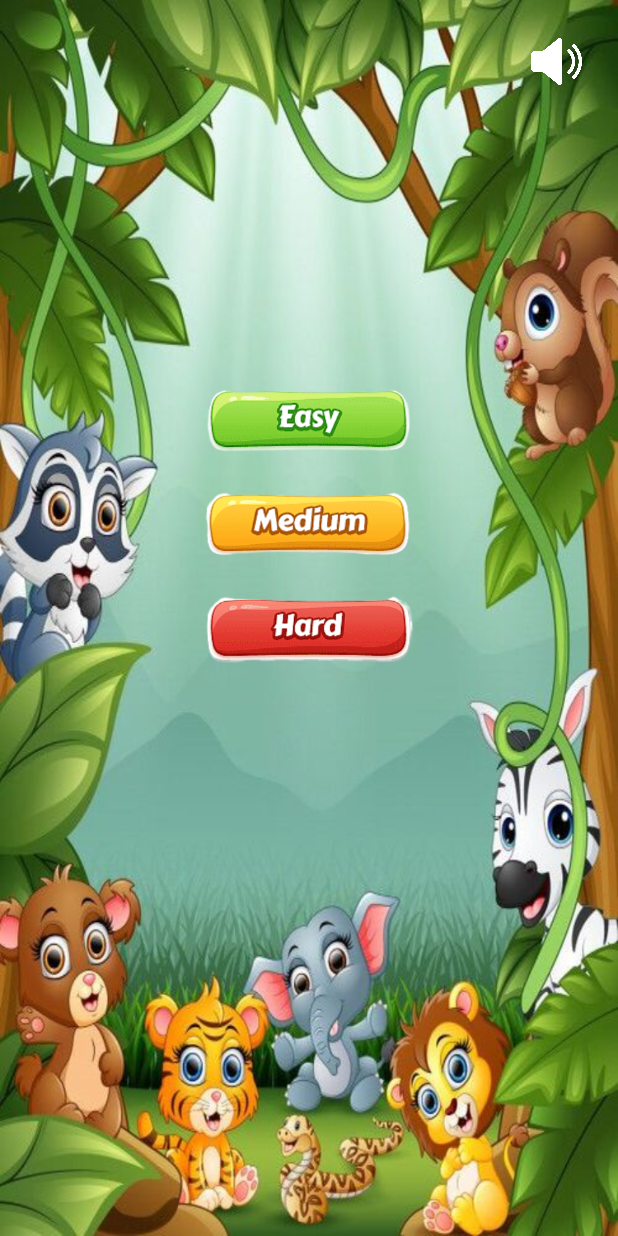
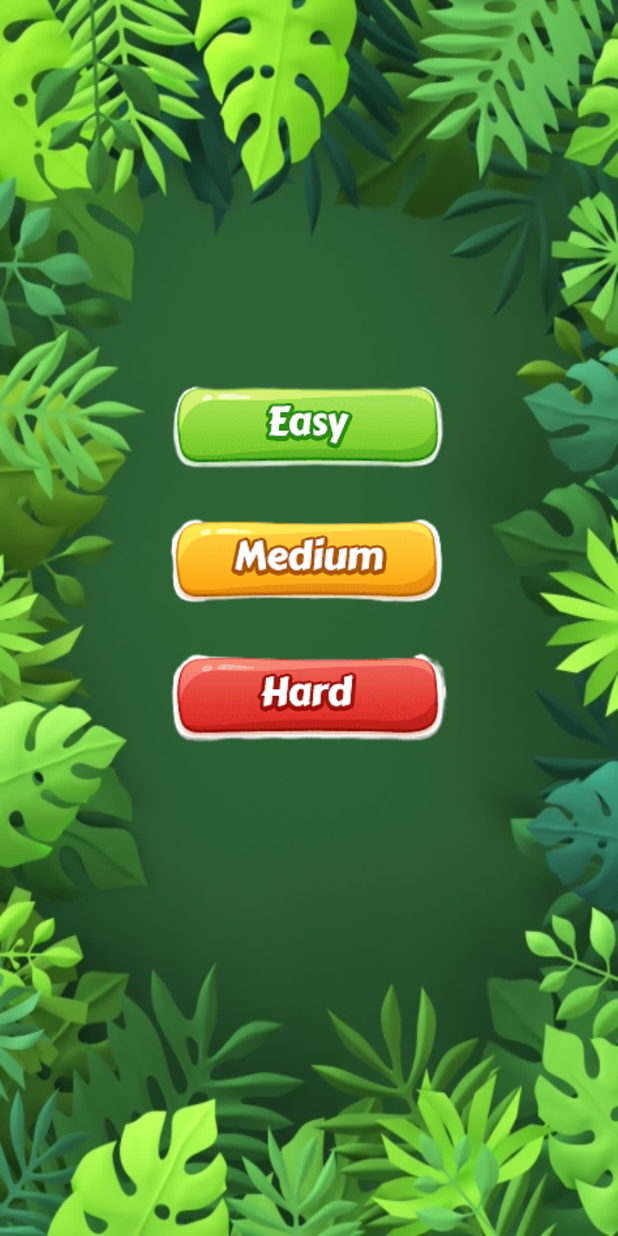
Before and after one commit to Nabijonov-Otabek-19/Memory-game, an Android app: the screen it shows after launch (MainActivity), on a phone screen of 412 x 824 dp. Run offline under Robolectric (Android 15) with nearby library versions, the phone set to English and light mode, and no system bars; libraries missing offline, so code that uses them is left out: by.kirich1409.viewbindingdelegate; 4 statements that could not run were skipped.

Commit message:
project updated

```diff
--- a/app/build.gradle
+++ b/app/build.gradle
@@ -42,7 +42,7 @@ dependencies {
 
     implementation 'androidx.core:core-ktx:1.8.0'
     implementation 'androidx.appcompat:appcompat:1.6.1'
-    implementation 'com.google.android.material:material:1.8.0'
+    implementation 'com.google.android.material:material:1.9.0'
     implementation 'androidx.constraintlayout:constraintlayout:2.1.4'
     testImplementation 'junit:junit:4.13.2'
     androidTestImplementation 'androidx.test.ext:junit:1.1.5'
@@ -54,7 +54,7 @@ dependencies {
     implementation 'androidx.navigation:navigation-ui-ktx:2.5.3'
 
     // viewBinding
-    implementation 'com.github.kirich1409:viewbindingpropertydelegate-noreflection:1.5.6'
+    implementation 'com.github.kirich1409:viewbindingpropertydelegate-noreflection:1.5.9'
 
     // ViewModelProviders
     implementation "androidx.lifecycle:lifecycle-runtime-ktx:2.6.1"
--- a/app/src/main/java/uz/gita/memorygameapp_bek/MainActivity.kt
+++ b/app/src/main/java/uz/gita/memorygameapp_bek/MainActivity.kt
@@ -1,7 +1,7 @@
 package uz.gita.memorygameapp_bek
 
+import android.os.Bundle
 import androidx.appcompat.app.AppCompatActivity
-import android.os.Bundle
 import uz.gita.memorygameapp_bek.databinding.ActivityMainBinding
 
 class MainActivity : AppCompatActivity() {
@@ -13,6 +13,5 @@ class MainActivity : AppCompatActivity() {
         binding = ActivityMainBinding.inflate(layoutInflater)
         setContentView(binding.root)
 
-
     }
 }
--- a/app/src/main/java/uz/gita/memorygameapp_bek/app/App.kt
+++ b/app/src/main/java/uz/gita/memorygameapp_bek/app/App.kt
@@ -1,14 +1,9 @@
 package uz.gita.memorygameapp_bek.app
 
 import android.app.Application
-import uz.gita.memorygameapp_bek.data.local.SharedPref
-import uz.gita.memorygameapp_bek.utils.SoundController
 
 class App: Application() {
     override fun onCreate() {
         super.onCreate()
-
-        SoundController.init(this)
-        SharedPref.init(this)
     }
 }
--- a/app/src/main/java/uz/gita/memorygameapp_bek/data/local/SharedPref.kt
+++ /dev/null
@@ -1,35 +0,0 @@
-package uz.gita.memorygameapp_bek.data.local
-
-import android.annotation.SuppressLint
-import android.content.Context
-import android.content.SharedPreferences
-import android.content.SharedPreferences.Editor
-
-class SharedPref private constructor() {
-
-    companion object {
-        @SuppressLint("StaticFieldLeak")
-        private lateinit var sharedPref: SharedPref
-
-        private lateinit var pref: SharedPreferences
-        private lateinit var editor: Editor
-
-        private const val SHARED_PREF = "shared_pref"
-        private const val MUSIC = "music"
-
-        fun init(context: Context){
-            if (!(::sharedPref.isInitialized)) {
-                sharedPref = SharedPref()
-            }
-
-            pref = context.getSharedPreferences(SHARED_PREF, Context.MODE_PRIVATE)
-            editor = pref.edit()
-        }
-
-        fun getInstance() = sharedPref
-    }
-
-    var isMusic: Boolean
-        set(value) = editor.putBoolean(MUSIC, value).apply()
-        get() = pref.getBoolean(MUSIC, true)
-}
--- a/app/src/main/java/uz/gita/memorygameapp_bek/ui/screens/LevelScreen.kt
+++ b/app/src/main/java/uz/gita/memorygameapp_bek/ui/screens/LevelScreen.kt
@@ -7,36 +7,12 @@ import androidx.navigation.fragment.findNavController
 import by.kirich1409.viewbindingdelegate.viewBinding
 import uz.gita.memorygameapp_bek.R
 import uz.gita.memorygameapp_bek.data.common.LevelEnum
-import uz.gita.memorygameapp_bek.data.local.SharedPref
 import uz.gita.memorygameapp_bek.databinding.ScreenLevelBinding
-import uz.gita.memorygameapp_bek.utils.SoundController
 
 class LevelScreen : Fragment(R.layout.screen_level) {
     private val binding: ScreenLevelBinding by viewBinding(ScreenLevelBinding::bind)
-    private val sharedPref by lazy { SharedPref.getInstance() }
-    private val soundController by lazy { SoundController.getInstance() }
 
     override fun onViewCreated(view: View, savedInstanceState: Bundle?) {
-
-        if (sharedPref.isMusic) {
-            soundController.playMusic()
-            binding.btnMusic.setImageResource(R.drawable.volume)
-        } else {
-            binding.btnMusic.setImageResource(R.drawable.mute)
-        }
-
-        binding.btnMusic.setOnClickListener {
-            if (sharedPref.isMusic) {
-                sharedPref.isMusic = false
-                binding.btnMusic.setImageResource(R.drawable.mute)
-                soundController.stopMusic()
-
-            } else {
-                sharedPref.isMusic = true
-                binding.btnMusic.setImageResource(R.drawable.volume)
-                soundController.playMusic()
-            }
-        }
 
         binding.apply {
             easy.setOnClickListener {
@@ -56,4 +32,5 @@ class LevelScreen : Fragment(R.layout.screen_level) {
     private fun openGameScreen(level: LevelEnum) {
         findNavController().navigate(LevelScreenDirections.actionLevelScreenToGameScreen(level))
     }
+
 }
--- a/app/src/main/java/uz/gita/memorygameapp_bek/utils/FlipCardAnimation.kt
+++ b/app/src/main/java/uz/gita/memorygameapp_bek/utils/FlipCardAnimation.kt
@@ -44,7 +44,7 @@ fun ImageView.flipCard(
     }
 
     frontAnim.doOnEnd {
-        val resourceId = if (!onReverse) newImageResource else R.drawable.image_back
+        val resourceId = if (!onReverse) newImageResource else R.drawable.back
         this.setImageResource(resourceId)
     }
 
@@ -106,13 +106,13 @@ fun closeCardsTogether(card1: ImageView, card2: ImageView, flipDuration: Long =
     }
 
     frontAnimator1.doOnEnd {
-        val resourceId = R.drawable.image_back
+        val resourceId = R.drawable.back
         card1.setImageResource(resourceId)
         card2.setImageResource(resourceId)
     }
 
     frontAnimator2.doOnEnd {
-        val resourceId = R.drawable.image_back
+        val resourceId = R.drawable.back
         card1.setImageResource(resourceId)
         card2.setImageResource(resourceId)
     }
--- a/app/src/main/java/uz/gita/memorygameapp_bek/utils/SoundController.kt
+++ /dev/null
@@ -1,35 +0,0 @@
-package uz.gita.memorygameapp_bek.utils
-
-import android.content.Context
-import android.media.MediaPlayer
-import uz.gita.memorygameapp_bek.R
-
-class SoundController private constructor() {
-
-    companion object {
-        private var musicPlayer: MediaPlayer? = null
-        private lateinit var soundController: SoundController
-
-        fun init(context: Context) {
-            if (musicPlayer == null) {
-                musicPlayer = MediaPlayer.create(context, R.raw.music)
-            }
-
-            if (!(::soundController.isInitialized)) {
-                soundController = SoundController()
-            }
-        }
-
-        fun getInstance() = soundController
-    }
-
-    fun playMusic() {
-        musicPlayer!!.isLooping = true
-        musicPlayer!!.start()
-    }
-
-    fun stopMusic() {
-        musicPlayer!!.stop()
-        musicPlayer!!.release()
-    }
-}
--- a/app/src/main/res/layout/screen_game.xml
+++ b/app/src/main/res/layout/screen_game.xml
@@ -4,6 +4,7 @@
     xmlns:tools="http://schemas.android.com/tools"
     android:layout_width="match_parent"
     android:layout_height="match_parent"
+    android:background="@drawable/jungle1"
     android:splitMotionEvents="false"
     tools:context=".ui.screens.GameScreen">
 
--- a/app/src/main/res/layout/screen_level.xml
+++ b/app/src/main/res/layout/screen_level.xml
@@ -4,24 +4,13 @@
     xmlns:tools="http://schemas.android.com/tools"
     android:layout_width="match_parent"
     android:layout_height="match_parent"
-    android:background="@drawable/bg5"
+    android:background="@drawable/bg1"
     tools:context=".ui.screens.LevelScreen">
-
-    <androidx.appcompat.widget.AppCompatImageView
-        android:id="@+id/btnMusic"
-        android:layout_width="50dp"
-        android:layout_height="50dp"
-        android:layout_margin="16dp"
-        android:padding="8dp"
-        android:src="@drawable/volume"
-        android:tint="@color/white"
-        app:layout_constraintRight_toRightOf="parent"
-        app:layout_constraintTop_toTopOf="parent" />
 
     <ImageView
         android:id="@+id/easy"
-        android:layout_width="150dp"
-        android:layout_height="60dp"
+        android:layout_width="200dp"
+        android:layout_height="80dp"
         android:layout_marginTop="30dp"
         android:src="@drawable/easy"
         app:layout_constraintBottom_toBottomOf="parent"
@@ -32,18 +21,19 @@
 
     <ImageView
         android:id="@+id/medium"
-        android:layout_width="150dp"
-        android:layout_height="60dp"
+        android:layout_width="200dp"
+        android:layout_height="80dp"
         android:layout_margin="8dp"
         android:src="@drawable/medium"
+        app:layout_constraintBottom_toTopOf="@id/hard"
         app:layout_constraintLeft_toLeftOf="parent"
         app:layout_constraintRight_toRightOf="parent"
         app:layout_constraintTop_toBottomOf="@id/easy" />
 
     <ImageView
         android:id="@+id/hard"
-        android:layout_width="150dp"
-        android:layout_height="60dp"
+        android:layout_width="200dp"
+        android:layout_height="80dp"
         android:layout_margin="8dp"
         android:src="@drawable/hard"
         app:layout_constraintLeft_toLeftOf="parent"
```
Also changed, not shown: app/src/main/java/uz/gita/memorygameapp_bek/ui/screens/GameScreen.kt (+6 -45 lines), app/src/main/res/drawable/back.png, app/src/main/res/drawable/image_back2.png (deleted), app/src/main/res/drawable/jungle1.jpg (added), app/src/main/res/drawable/jungle2.jpg (added).
